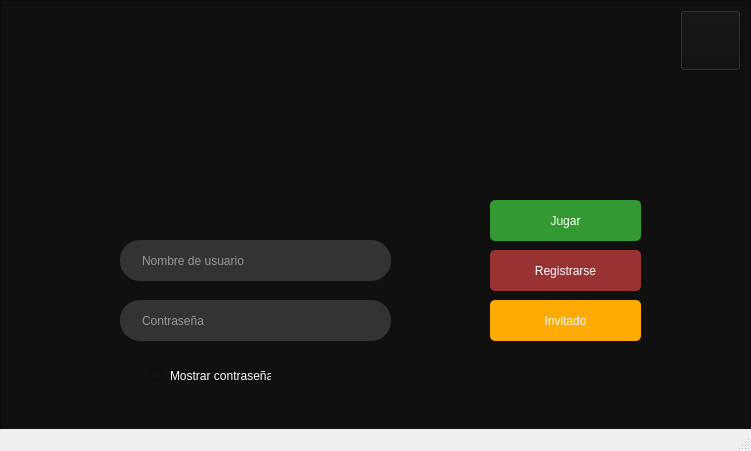
Before: the Qt Designer form sesion.ui in javierjose1224/Proyecto_final, drawn with Qt 5.
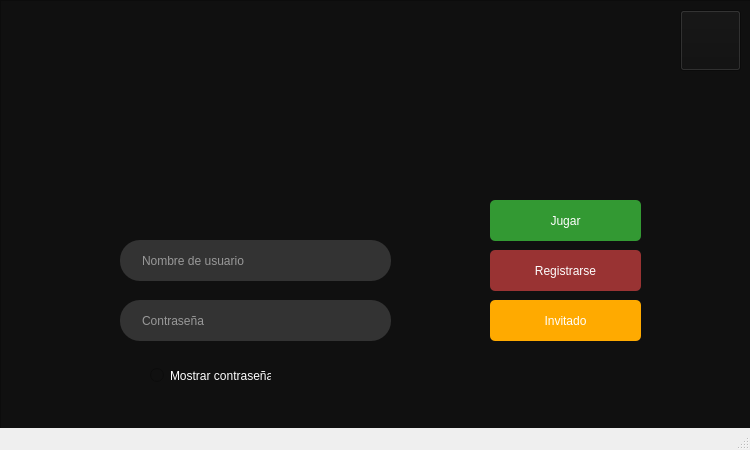
After: the same form once the commit is applied. Icons and pictures are not drawn.

The edit to the form file:
```diff
--- a/sesion.ui
+++ b/sesion.ui
@@ -6,10 +6,16 @@
    <rect>
     <x>0</x>
     <y>0</y>
-    <width>751</width>
-    <height>451</height>
+    <width>750</width>
+    <height>450</height>
    </rect>
   </property>
+  <property name="maximumSize">
+   <size>
+    <width>750</width>
+    <height>450</height>
+   </size>
+  </property>
   <property name="windowTitle">
    <string>HOOK HIT</string>
   </property>
```
